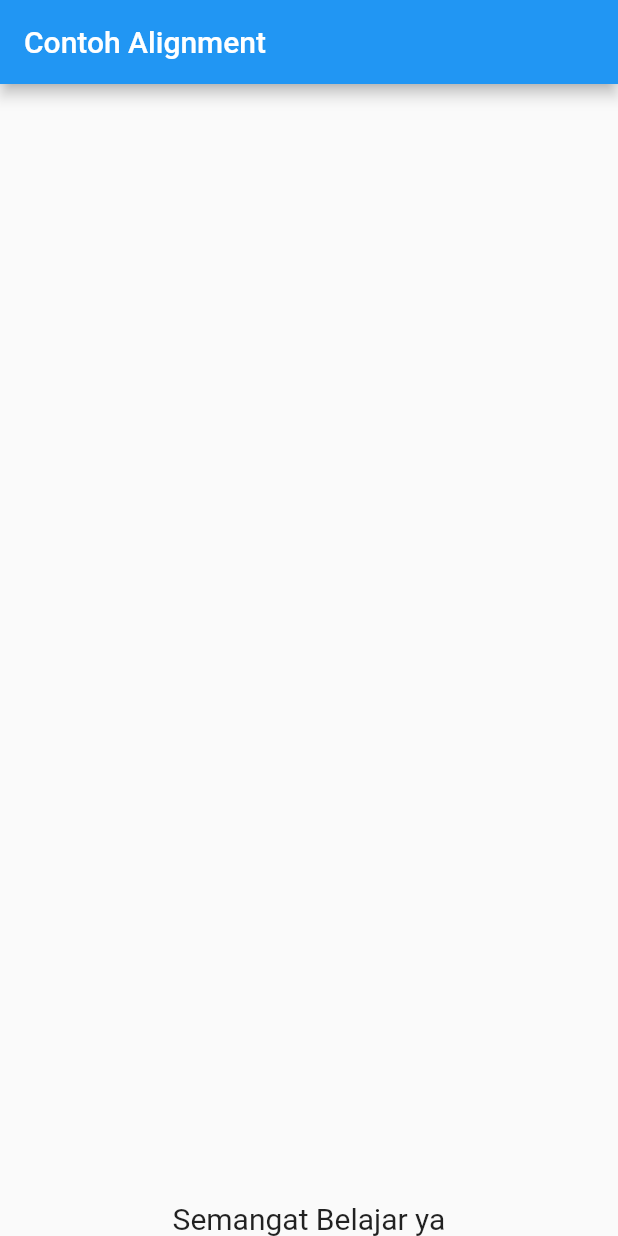
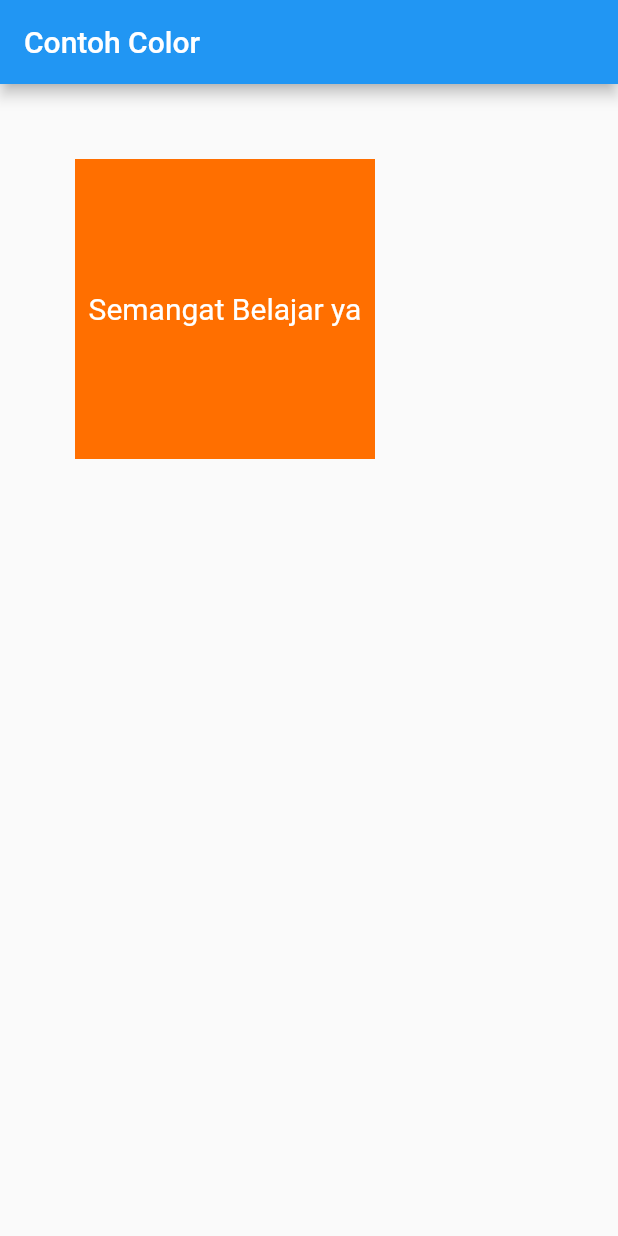
Before and after one commit to almirars/jobsheet2, a Flutter app: the screen it shows after launch, on a phone screen of 412 x 824 dp. Run offline on Flutter 3.47's test engine with Material 2 defaults, Android fonts, the phone set to English and light mode, and no system bars.

Commit message:
coba color

```diff
--- a/lib/main.dart
+++ b/lib/main.dart
@@ -8,14 +8,16 @@
   Widget build(BuildContext context) {
     return MaterialApp(
       home: Scaffold(
-          appBar: AppBar(title: Text("Contoh Alignment")),
+          appBar: AppBar(title: Text("Contoh Color")),
           body: Container(
-              alignment: Alignment.bottomCenter,
+              margin: EdgeInsets.all(50),
+              height: 200,
+              width: 200,
+              alignment: Alignment.center,
+              color: Colors.amber[900],
               child: Text(
                 'Semangat Belajar ya',
-                style: TextStyle(
-                  fontSize: 20,
-                ),
+                style: TextStyle(fontSize: 20, color: Colors.white),
               ))),
     );
   }
```
